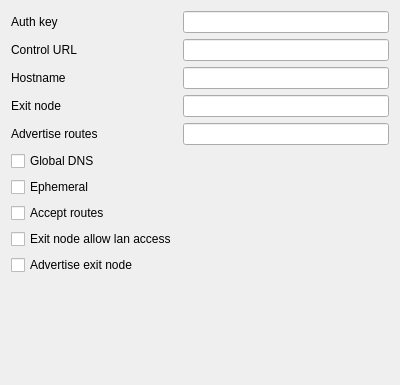
This is include/ui/profile/edit_tailscale.ui in throneproj/Throne as Qt 5 draws it before an edit. The edited form follows.
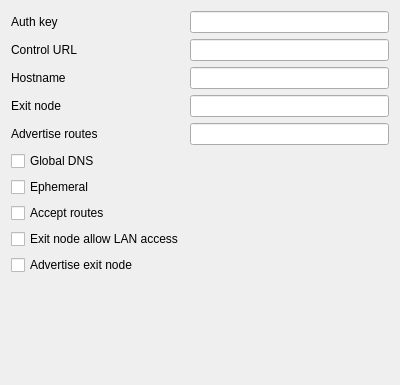
This is the edited form.

Diff of the .ui file:
```diff
--- a/include/ui/profile/edit_tailscale.ui
+++ b/include/ui/profile/edit_tailscale.ui
@@ -70,7 +70,7 @@
    <item row="8" column="0">
     <widget class="QCheckBox" name="exit_node_lan_access">
      <property name="text">
-      <string>Exit node allow lan access</string>
+      <string>Exit node allow LAN access</string>
      </property>
     </widget>
    </item>
```
Left out of the diff: 4 changed lines with no effect on the pictures.
